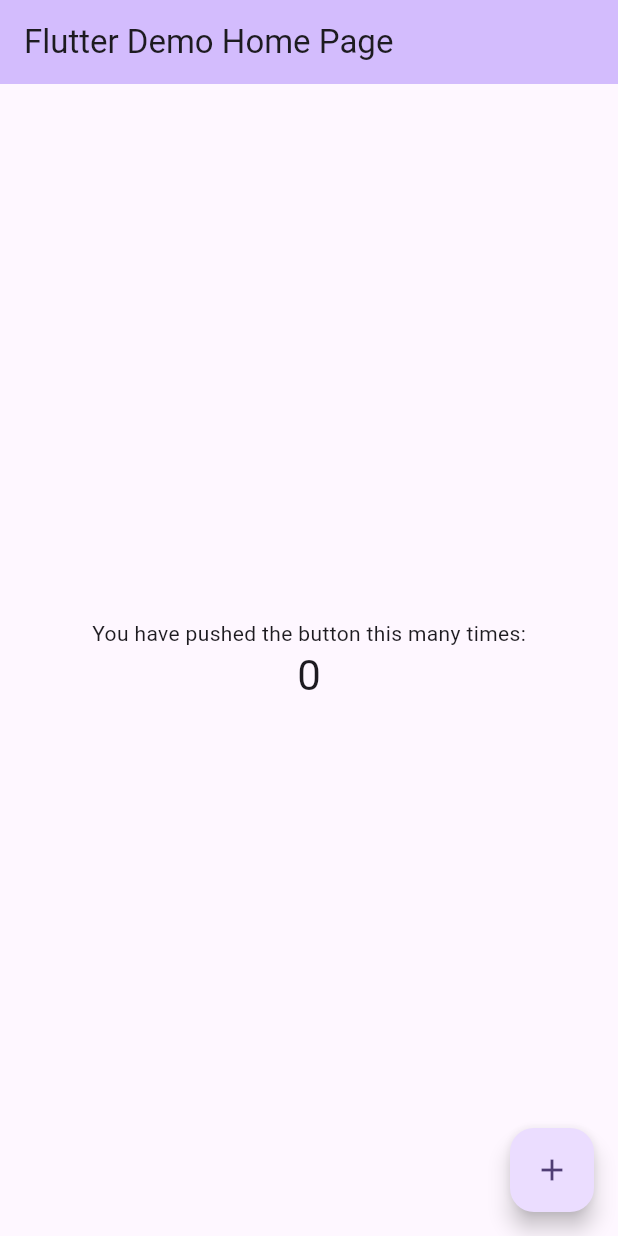
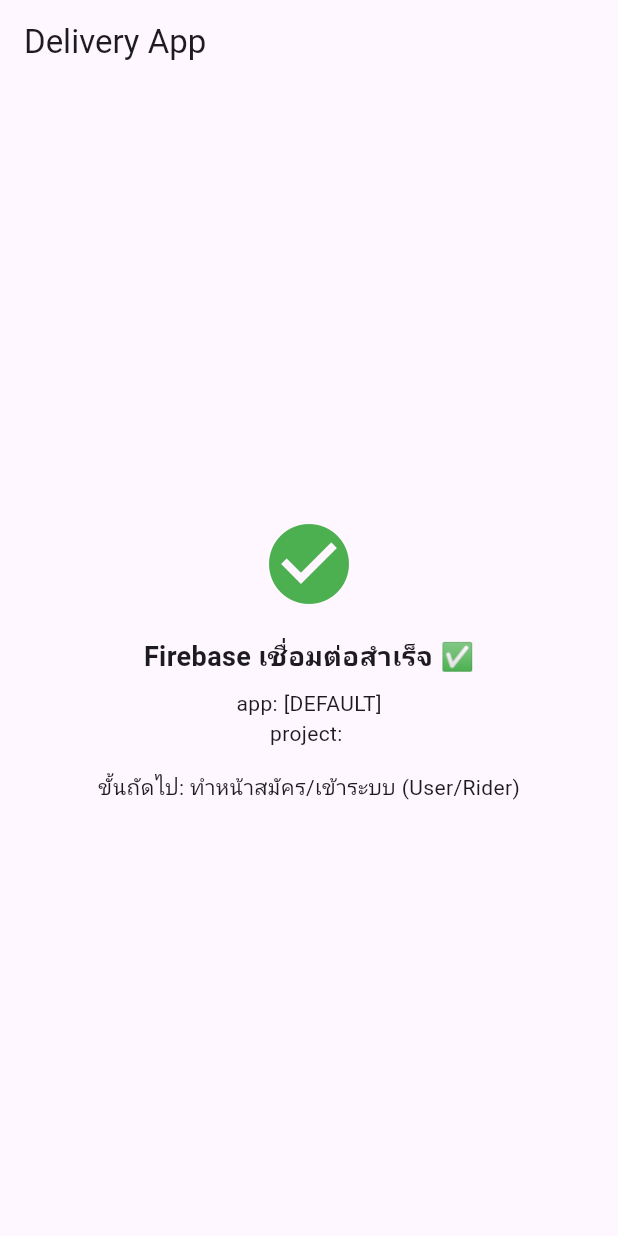
Before and after one commit to MunbodPRGRM/DeliveryApp, a Flutter app: the screen it shows after launch, on a phone screen of 412 x 824 dp. Run offline on Flutter 3.47's test engine with Material 3 defaults, Android fonts, the phone set to English and light mode, and no system bars; our stand-ins replace firebase_core; accounts and stored records are empty.

Commit message:
Integrate Firebase into Flutter Delivery App with initial configuration and setup

```diff
--- a/lib/main.dart
+++ b/lib/main.dart
@@ -1,121 +1,68 @@
 import 'package:flutter/material.dart';
+import 'package:firebase_core/firebase_core.dart';
 
-void main() {
-  runApp(const MyApp());
+import 'firebase_options.dart';
+
+Future<void> main() async {
+  WidgetsFlutterBinding.ensureInitialized();
+  await Firebase.initializeApp(
+    options: DefaultFirebaseOptions.currentPlatform,
+  );
+  runApp(const DeliveryApp());
 }
 
-class MyApp extends StatelessWidget {
-  const MyApp({super.key});
+class DeliveryApp extends StatelessWidget {
+  const DeliveryApp({super.key});
 
-  // This widget is the root of your application.
   @override
   Widget build(BuildContext context) {
     return MaterialApp(
-      title: 'Flutter Demo',
+      title: 'Delivery App',
       theme: ThemeData(
-        // This is the theme of your application.
-        //
-        // TRY THIS: Try running your application with "flutter run". You'll see
-        // the application has a purple toolbar. Then, without quitting the app,
-        // try changing the seedColor in the colorScheme below to Colors.green
-        // and then invoke "hot reload" (save your changes or press the "hot
-        // reload" button in a Flutter-supported IDE, or press "r" if you used
-        // the command line to start the app).
-        //
-        // Notice that the counter didn't reset back to zero; the application
-        // state is not lost during the reload. To reset the state, use hot
-        // restart instead.
-        //
-        // This works for code too, not just values: Most code changes can be
-        // tested with just a hot reload.
-        colorScheme: .fromSeed(seedColor: Colors.deepPurple),
+        colorScheme: ColorScheme.fromSeed(seedColor: Colors.deepPurple),
+        useMaterial3: true,
       ),
-      home: const MyHomePage(title: 'Flutter Demo Home Page'),
+      debugShowCheckedModeBanner: false,
+      home: const HomePlaceholderScreen(),
     );
   }
 }
 
-class MyHomePage extends StatefulWidget {
-  const MyHomePage({super.key, required this.title});
-
-  // This widget is the home page of your application. It is stateful, meaning
-  // that it has a State object (defined below) that contains fields that affect
-  // how it looks.
-
-  // This class is the configuration for the state. It holds the values (in this
-  // case the title) provided by the parent (in this case the App widget) and
-  // used by the build method of the State. Fields in a Widget subclass are
-  // always marked "final".
-
-  final String title;
-
-  @override
-  State<MyHomePage> createState() => _MyHomePageState();
-}
-
-class _MyHomePageState extends State<MyHomePage> {
-  int _counter = 0;
-
-  void _incrementCounter() {
-    setState(() {
-      // This call to setState tells the Flutter framework that something has
-      // changed in this State, which causes it to rerun the build method below
-      // so that the display can reflect the updated values. If we changed
-      // _counter without calling setState(), then the build method would not be
-      // called again, and so nothing would appear to happen.
-      _counter++;
-    });
-  }
+/// หน้าจอชั่วคราว ยืนยันว่า Firebase เชื่อมต่อสำเร็จ
+/// จะถูกแทนที่ด้วยหน้า Auth (เลือก User/Rider) ในขั้นถัดไป
+class HomePlaceholderScreen extends StatelessWidget {
+  const HomePlaceholderScreen({super.key});
 
   @override
   Widget build(BuildContext context) {
-    // This method is rerun every time setState is called, for instance as done
-    // by the _incrementCounter method above.
-    //
-    // The Flutter framework has been optimized to make rerunning build methods
-    // fast, so that you can just rebuild anything that needs updating rather
-    // than having to individually change instances of widgets.
+    final appName = Firebase.app().name;
+    final projectId = Firebase.app().options.projectId;
+
     return Scaffold(
-      appBar: AppBar(
-        // TRY THIS: Try changing the color here to a specific color (to
-        // Colors.amber, perhaps?) and trigger a hot reload to see the AppBar
-        // change color while the other colors stay the same.
-        backgroundColor: Theme.of(context).colorScheme.inversePrimary,
-        // Here we take the value from the MyHomePage object that was created by
-        // the App.build method, and use it to set our appbar title.
-        title: Text(widget.title),
-      ),
+      appBar: AppBar(title: const Text('Delivery App')),
       body: Center(
-        // Center is a layout widget. It takes a single child and positions it
-        // in the middle of the parent.
-        child: Column(
-          // Column is also a layout widget. It takes a list of children and
-          // arranges them vertically. By default, it sizes itself to fit its
-          // children horizontally, and tries to be as tall as its parent.
-          //
-          // Column has various properties to control how it sizes itself and
-          // how it positions its children. Here we use mainAxisAlignment to
-          // center the children vertically; the main axis here is the vertical
-          // axis because Columns are vertical (the cross axis would be
-          // horizontal).
-          //
-          // TRY THIS: Invoke "debug painting" (choose the "Toggle Debug Paint"
-          // action in the IDE, or press "p" in the console), to see the
-          // wireframe for each widget.
-          mainAxisAlignment: .center,
-          children: [
-            const Text('You have pushed the button this many times:'),
-            Text(
-              '$_counter',
-              style: Theme.of(context).textTheme.headlineMedium,
-            ),
-          ],
+        child: Padding(
+          padding: const EdgeInsets.all(24),
+          child: Column(
+            mainAxisAlignment: MainAxisAlignment.center,
+            children: [
+              const Icon(Icons.check_circle, color: Colors.green, size: 64),
+              const SizedBox(height: 16),
+              const Text(
+                'Firebase เชื่อมต่อสำเร็จ ✅',
+                style: TextStyle(fontSize: 18, fontWeight: FontWeight.bold),
+              ),
+              const SizedBox(height: 8),
+              Text('app: $appName'),
+              Text('project: $projectId'),
+              const SizedBox(height: 16),
+              const Text(
+                'ขั้นถัดไป: ทำหน้าสมัคร/เข้าระบบ (User/Rider)',
+                textAlign: TextAlign.center,
+              ),
+            ],
+          ),
         ),
-      ),
-      floatingActionButton: FloatingActionButton(
-        onPressed: _incrementCounter,
-        tooltip: 'Increment',
-        child: const Icon(Icons.add),
       ),
     );
   }
--- a/pubspec.yaml
+++ b/pubspec.yaml
@@ -34,6 +34,7 @@
   # The following adds the Cupertino Icons font to your application.
   # Use with the CupertinoIcons class for iOS style icons.
   cupertino_icons: ^1.0.8
+  firebase_core: ^4.11.0
 
 dev_dependencies:
   flutter_test:
```
Also changed, not shown: firebase.json (added), lib/firebase_options.dart (added), pubspec.lock, 7 other files.
